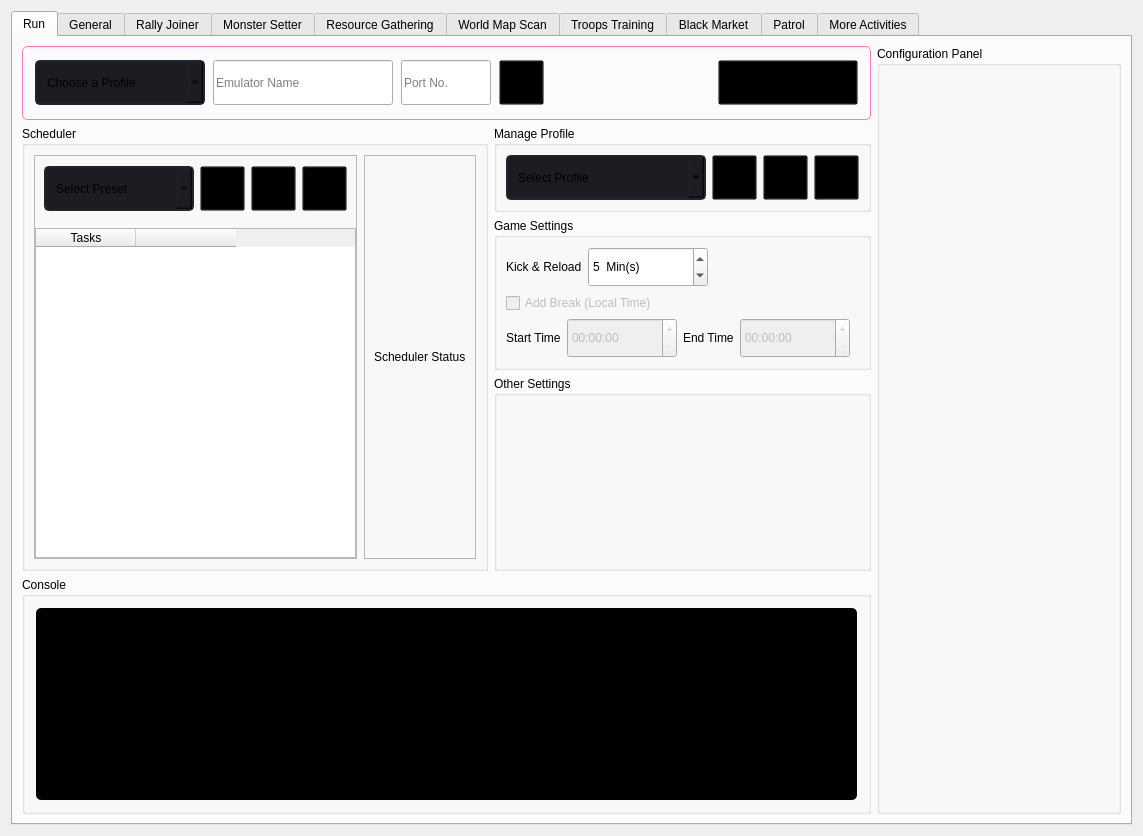
Above: gui/ui_files/instance_page.ui from Jany-M/TaskEX before the change. Below: the same form after it.
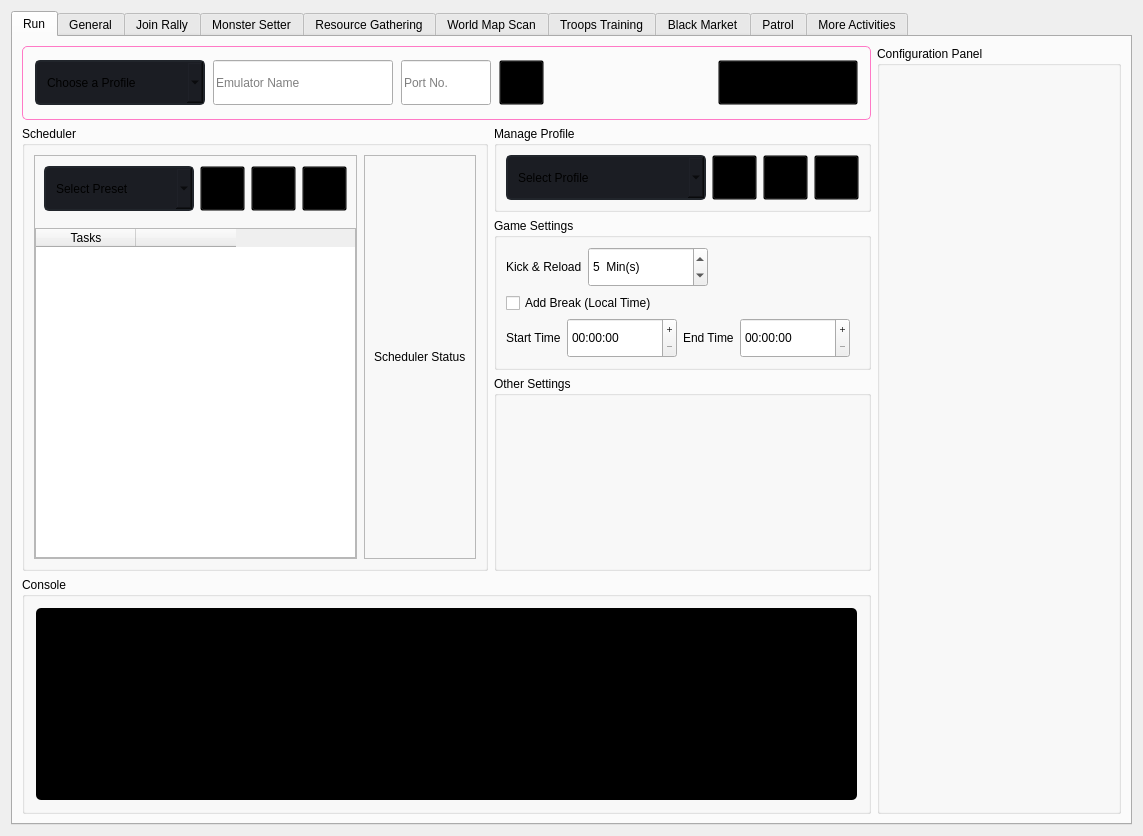
That is the form after the change. Icons and pictures are not drawn.

Commit message: Skip Splash/Login Screen, less strict monster rally recognition and refactoring, easyocr with tesseract as fallback, added debug_mode, replaced exe packager, updated packages (for Python 1.13.2), updated TesseracrOCR

The edit to the form file:
```diff
--- a/gui/ui_files/instance_page.ui
+++ b/gui/ui_files/instance_page.ui
@@ -1322,9 +1322,6 @@
                                </property>
                                <item>
                                 <widget class="QCheckBox" name="add_break_checkbox___">
-                                 <property name="enabled">
-                                  <bool>false</bool>
-                                 </property>
                                  <property name="text">
                                   <string>Add Break (Local Time)</string>
                                  </property>
@@ -1356,9 +1353,6 @@
                                </property>
                                <item row="1" column="3">
                                 <widget class="QTimeEdit" name="break_end_time___">
-                                 <property name="enabled">
-                                  <bool>false</bool>
-                                 </property>
                                  <property name="minimumSize">
                                   <size>
                                    <width>110</width>
@@ -1372,9 +1366,6 @@
                                </item>
                                <item row="1" column="1">
                                 <widget class="QTimeEdit" name="break_start_time___">
-                                 <property name="enabled">
-                                  <bool>false</bool>
-                                 </property>
                                  <property name="minimumSize">
                                   <size>
                                    <width>110</width>
@@ -1440,7 +1431,7 @@
      </widget>
      <widget class="QWidget" name="join_rally_tab_">
       <attribute name="title">
-       <string>Rally Joiner</string>
+       <string>Join Rally</string>
       </attribute>
       <layout class="QVBoxLayout" name="verticalLayout_12" stretch="10,3">
        <item>
```
Left out of the diff: 3 changed lines with no effect on the pictures. The commit also changes 125 other files.
